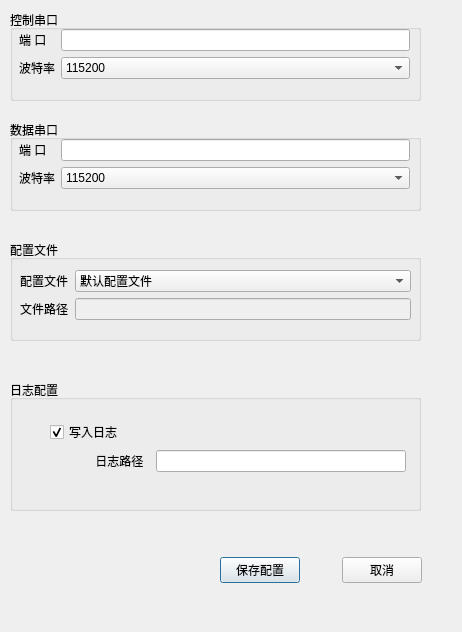
Old version of the form SrrLED/dialogpreference.ui in the repository psuvtk/718.
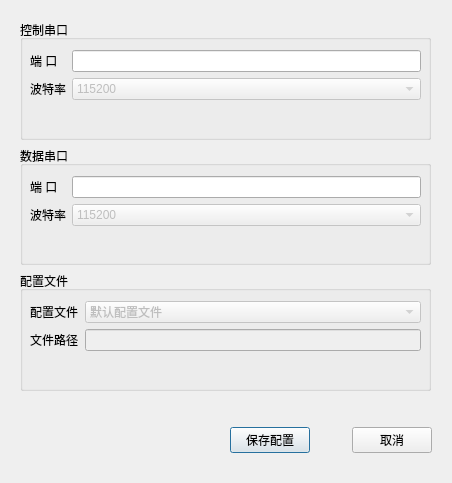
New version of the form.

The edit to the form file:
```diff
--- a/SrrLED/dialogpreference.ui
+++ b/SrrLED/dialogpreference.ui
@@ -6,8 +6,8 @@
    <rect>
     <x>0</x>
     <y>0</y>
-    <width>462</width>
-    <height>632</height>
+    <width>452</width>
+    <height>483</height>
    </rect>
   </property>
   <property name="windowTitle">
@@ -16,8 +16,8 @@
   <widget class="QWidget" name="horizontalLayoutWidget">
    <property name="geometry">
     <rect>
-     <x>220</x>
-     <y>550</y>
+     <x>230</x>
+     <y>420</y>
      <width>202</width>
      <height>41</height>
     </rect>
@@ -52,92 +52,28 @@
     </item>
    </layout>
   </widget>
-  <widget class="QGroupBox" name="groupBox_2">
+  <widget class="QWidget" name="verticalLayoutWidget">
    <property name="geometry">
     <rect>
-     <x>10</x>
-     <y>380</y>
+     <x>20</x>
+     <y>20</y>
      <width>411</width>
-     <height>131</height>
+     <height>371</height>
     </rect>
    </property>
-   <property name="title">
-    <string>日志配置</string>
-   </property>
-   <widget class="QWidget" name="formLayoutWidget_2">
-    <property name="geometry">
-     <rect>
-      <x>40</x>
-      <y>40</y>
-      <width>361</width>
-      <height>77</height>
-     </rect>
-    </property>
-    <layout class="QFormLayout" name="formLayout_2">
-     <item row="2" column="0">
-      <widget class="QLabel" name="label_7">
-       <property name="minimumSize">
-        <size>
-         <width>100</width>
-         <height>0</height>
-        </size>
-       </property>
-       <property name="text">
-        <string>     日志路径  </string>
-       </property>
-       <property name="alignment">
-        <set>Qt::AlignRight|Qt::AlignTrailing|Qt::AlignVCenter</set>
-       </property>
-      </widget>
-     </item>
-     <item row="2" column="1">
-      <widget class="QLineEdit" name="lineEditLogFilePath">
-       <property name="minimumSize">
-        <size>
-         <width>250</width>
-         <height>0</height>
-        </size>
-       </property>
-       <property name="maximumSize">
-        <size>
-         <width>160</width>
-         <height>16777215</height>
-        </size>
-       </property>
-      </widget>
-     </item>
-     <item row="1" column="0">
-      <widget class="QCheckBox" name="cbEnableLogging">
-       <property name="text">
-        <string>写入日志</string>
-       </property>
-       <property name="checked">
-        <bool>true</bool>
-       </property>
-      </widget>
-     </item>
-    </layout>
-   </widget>
-  </widget>
+   <layout class="QVBoxLayout" name="verticalLayout">
+    <item>
   <widget class="QGroupBox" name="groupBox_3">
-   <property name="geometry">
-    <rect>
-     <x>10</x>
-     <y>10</y>
-     <width>411</width>
-     <height>91</height>
-    </rect>
-   </property>
    <property name="title">
     <string>控制串口</string>
    </property>
    <widget class="QWidget" name="formLayoutWidget_3">
     <property name="geometry">
      <rect>
-      <x>9</x>
-      <y>19</y>
+         <x>10</x>
+         <y>30</y>
       <width>391</width>
-      <height>61</height>
+         <height>80</height>
      </rect>
     </property>
     <layout class="QFormLayout" name="formLayout_3">
@@ -160,6 +96,9 @@
      </item>
      <item row="1" column="1">
       <widget class="QComboBox" name="cbBaudRate_UartPort">
+          <property name="enabled">
+           <bool>false</bool>
+          </property>
        <item>
         <property name="text">
          <string>115200</string>
@@ -175,25 +114,19 @@
     </layout>
    </widget>
   </widget>
+    </item>
+    <item>
   <widget class="QGroupBox" name="groupBox_4">
-   <property name="geometry">
-    <rect>
-     <x>10</x>
-     <y>120</y>
-     <width>411</width>
-     <height>91</height>
-    </rect>
-   </property>
    <property name="title">
     <string>数据串口</string>
    </property>
    <widget class="QWidget" name="formLayoutWidget_4">
     <property name="geometry">
      <rect>
-      <x>9</x>
-      <y>19</y>
+         <x>10</x>
+         <y>30</y>
       <width>391</width>
-      <height>61</height>
+         <height>80</height>
      </rect>
     </property>
     <layout class="QFormLayout" name="formLayout_4">
@@ -216,6 +149,9 @@
      </item>
      <item row="1" column="1">
       <widget class="QComboBox" name="cbBaudRate_DataPort">
+          <property name="enabled">
+           <bool>false</bool>
+          </property>
        <item>
         <property name="text">
          <string>115200</string>
@@ -231,15 +167,9 @@
     </layout>
    </widget>
   </widget>
+    </item>
+    <item>
   <widget class="QGroupBox" name="groupBox">
-   <property name="geometry">
-    <rect>
-     <x>10</x>
-     <y>240</y>
-     <width>411</width>
-     <height>101</height>
-    </rect>
-   </property>
    <property name="title">
     <string>配置文件</string>
    </property>
@@ -249,7 +179,7 @@
       <x>10</x>
       <y>30</y>
       <width>391</width>
-      <height>61</height>
+         <height>80</height>
      </rect>
     </property>
     <layout class="QFormLayout" name="formLayout">
@@ -268,7 +198,10 @@
       </widget>
      </item>
      <item row="0" column="1">
-      <widget class="QComboBox" name="comboBox">
+         <widget class="QComboBox" name="cbConfig">
+          <property name="enabled">
+           <bool>false</bool>
+          </property>
        <item>
         <property name="text">
          <string>默认配置文件</string>
@@ -290,6 +223,9 @@
      </item>
     </layout>
    </widget>
+     </widget>
+    </item>
+   </layout>
   </widget>
  </widget>
  <resources/>
```
Left out of the diff: 4 changed lines with no effect on the pictures. Lines whose indentation alone changed are shown as unchanged.
